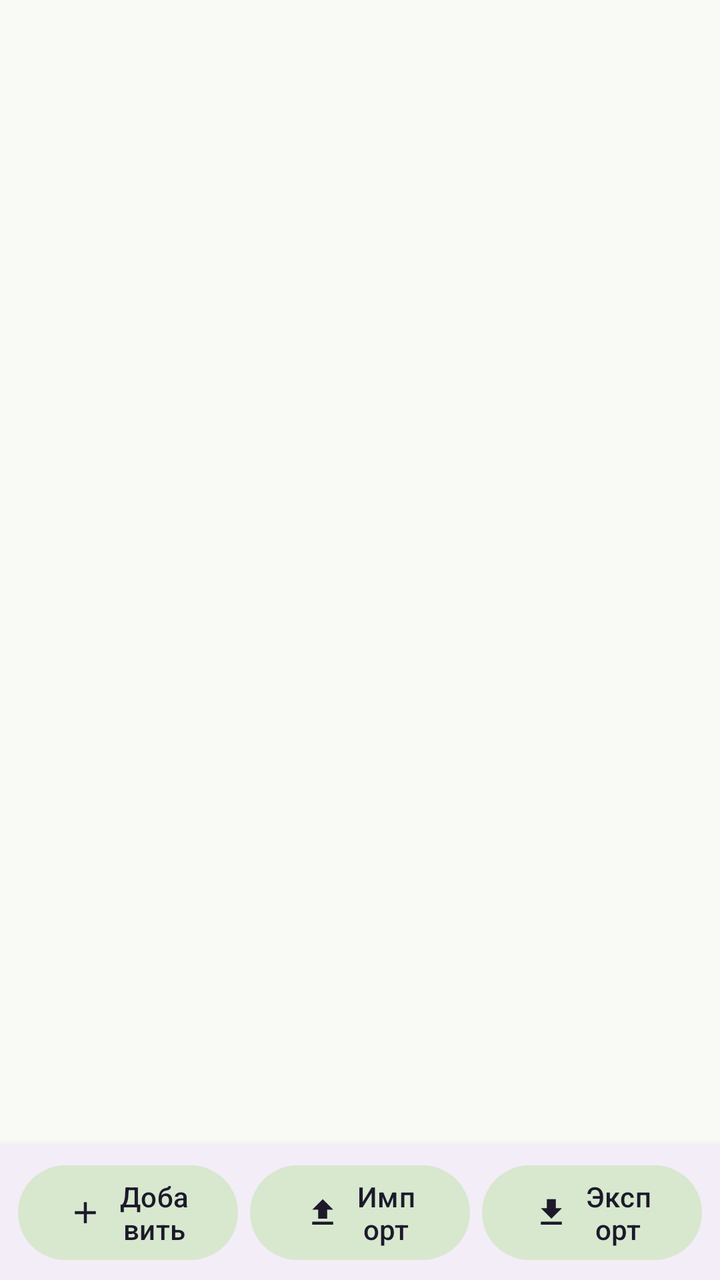
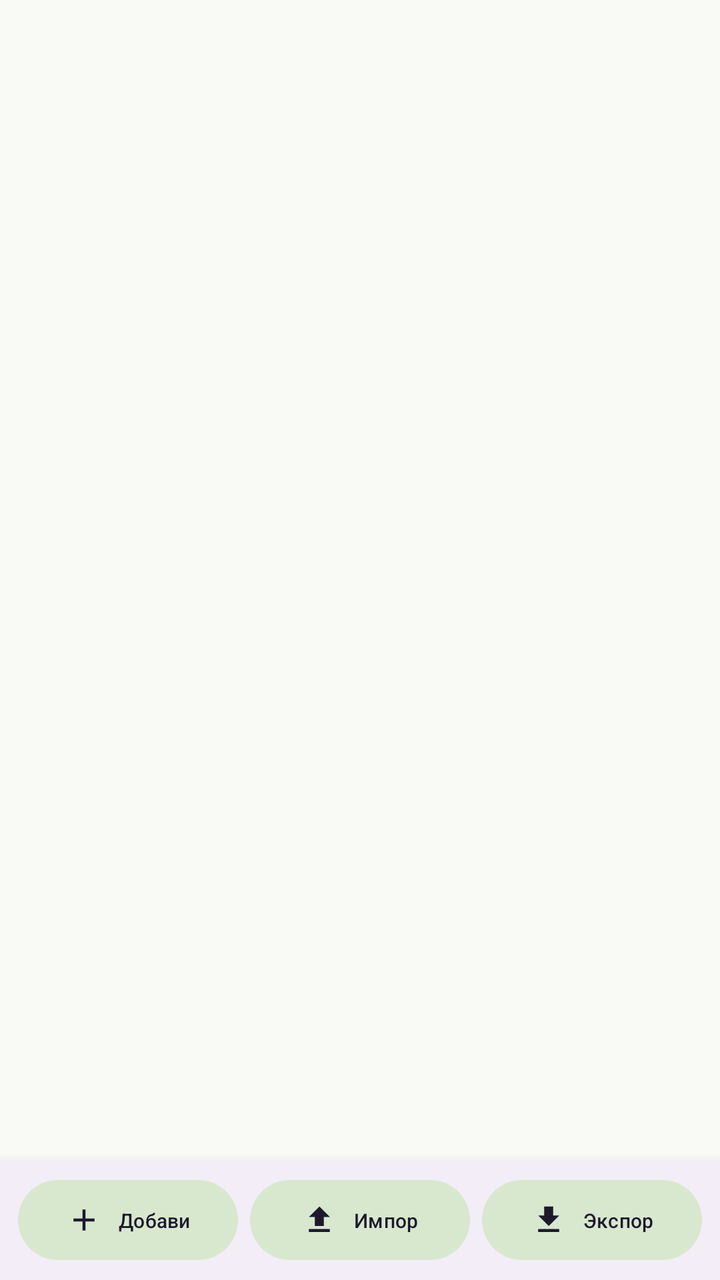

Two renders of the same Android screen: before a commit and after it. Below are the layout's source before the change and the commit's diff.
<!-- AndroidManifest.xml: application theme Theme.MQTTPanel -->
<!-- res/layout/fragment_connection_list.xml -->
<?xml version="1.0" encoding="utf-8"?>
<LinearLayout xmlns:android="http://schemas.android.com/apk/res/android"
    xmlns:app="http://schemas.android.com/apk/res-auto"
    android:layout_width="match_parent"
    android:layout_height="match_parent"
    android:orientation="vertical">

    <FrameLayout
        android:layout_width="match_parent"
        android:layout_height="0dp"
        android:layout_weight="1">

        <androidx.recyclerview.widget.RecyclerView
            android:id="@+id/recycler_connections"
            android:layout_width="match_parent"
            android:layout_height="match_parent"
            android:clipToPadding="false"
            android:padding="12dp" />

        <TextView
            android:id="@+id/tv_empty"
            android:layout_width="match_parent"
            android:layout_height="wrap_content"
            android:layout_marginTop="48dp"
            android:gravity="center"
            android:padding="32dp"
            android:text="@string/connection_list_empty"
            android:textSize="16sp"
            android:visibility="gone" />

    </FrameLayout>

    <LinearLayout
        android:layout_width="match_parent"
        android:layout_height="wrap_content"
        android:background="?attr/colorSurfaceContainer"
        android:elevation="8dp"
        android:orientation="horizontal"
        android:padding="6dp">

        <com.google.android.material.button.MaterialButton
            android:id="@+id/btn_add"
            style="@style/Widget.Material3.Button.TonalButton"
            android:layout_width="0dp"
            android:layout_height="wrap_content"
            android:layout_weight="1"
            android:layout_marginHorizontal="3dp"
            android:text="@string/btn_add"
            android:contentDescription="@string/add_connection"
            app:icon="@drawable/ic_add"
            app:iconGravity="textStart" />

        <com.google.android.material.button.MaterialButton
            android:id="@+id/btn_import"
            style="@style/Widget.Material3.Button.TonalButton"
            android:layout_width="0dp"
            android:layout_height="wrap_content"
            android:layout_weight="1"
            android:layout_marginHorizontal="3dp"
            android:text="@string/btn_import"
            android:contentDescription="@string/menu_import"
            app:icon="@drawable/ic_import"
            app:iconGravity="textStart" />

        <com.google.android.material.button.MaterialButton
            android:id="@+id/btn_export"
            style="@style/Widget.Material3.Button.TonalButton"
            android:layout_width="0dp"
            android:layout_height="wrap_content"
            android:layout_weight="1"
            android:layout_marginHorizontal="3dp"
            android:text="@string/btn_export"
            android:contentDescription="@string/menu_export"
            app:icon="@drawable/ic_export"
            app:iconGravity="textStart" />

    </LinearLayout>

</LinearLayout>
<!-- resources referenced by this layout -->
<resources>
  <!-- drawable ic_add (drawable) -->
  <?xml version="1.0" encoding="utf-8"?>
  <vector xmlns:android="http://schemas.android.com/apk/res/android"
      android:width="24dp"
      android:height="24dp"
      android:viewportWidth="24"
      android:viewportHeight="24"
      android:tint="?attr/colorControlNormal">
      <path
          android:fillColor="#FF000000"
          android:pathData="M19,13h-6v6h-2v-6H5v-2h6V5h2v6h6v2z" />
  </vector>
  <!-- drawable ic_export (drawable) -->
  <?xml version="1.0" encoding="utf-8"?>
  <vector xmlns:android="http://schemas.android.com/apk/res/android"
      android:width="24dp"
      android:height="24dp"
      android:viewportWidth="24"
      android:viewportHeight="24"
      android:tint="?attr/colorControlNormal">
      <path
          android:fillColor="#FF000000"
          android:pathData="M19,9h-4V3H9v6H5l7,7 7,-7zM5,18v2h14v-2H5z" />
  </vector>
  <!-- drawable ic_import (drawable) -->
  <?xml version="1.0" encoding="utf-8"?>
  <vector xmlns:android="http://schemas.android.com/apk/res/android"
      android:width="24dp"
      android:height="24dp"
      android:viewportWidth="24"
      android:viewportHeight="24"
      android:tint="?attr/colorControlNormal">
      <path
          android:fillColor="#FF000000"
          android:pathData="M9,16h6v-6h4l-7,-7 -7,7h4v6zM5,18h14v2H5v-2z" />
  </vector>
  <string name="add_connection">Добавить</string>
  <string name="btn_add">Добавить</string>
  <string name="btn_export">Экспорт</string>
  <string name="btn_import">Импорт</string>
  <string name="connection_list_empty">Нет подключений. Нажмите +, чтобы добавить.</string>
  <string name="menu_export">Экспорт настроек</string>
  <string name="menu_import">Импорт настроек</string>
  <style name="Theme.MQTTPanel" parent="Theme.Material3.Light.NoActionBar">
          <item name="colorPrimary">@color/md_theme_primary</item>
          <item name="colorOnPrimary">@color/md_theme_onPrimary</item>
          <item name="colorPrimaryContainer">@color/md_theme_primaryContainer</item>
          <item name="colorSecondary">@color/md_theme_secondary</item>
          <item name="colorOnSecondary">@color/md_theme_onSecondary</item>
          <item name="colorSecondaryContainer">@color/md_theme_secondaryContainer</item>
          <item name="android:colorBackground">@color/md_theme_surface</item>
          <item name="colorSurface">@color/md_theme_surface</item>
          <item name="colorOnSurface">@color/md_theme_onSurface</item>
          <item name="colorError">@color/md_theme_error</item>
          <item name="android:statusBarColor">?attr/colorPrimaryContainer</item>
      </style>
  <color name="md_theme_primary">#386A36</color>
  <color name="md_theme_onPrimary">#FFFFFF</color>
  <color name="md_theme_primaryContainer">#B9F3B2</color>
  <color name="md_theme_secondary">#54634F</color>
  <color name="md_theme_onSecondary">#FFFFFF</color>
  <color name="md_theme_secondaryContainer">#D7E8CF</color>
  <color name="md_theme_surface">#F9FAF6</color>
  <color name="md_theme_onSurface">#191C1A</color>
  <color name="md_theme_error">#BA1A1A</color>
</resources>

<!-- the commit's change to res/layout/fragment_connection_list.xml (unified diff, before → after) -->
@@ -48,7 +48,12 @@
             android:text="@string/btn_add"
             android:contentDescription="@string/add_connection"
             app:icon="@drawable/ic_add"
-            app:iconGravity="textStart" />
+            app:iconGravity="textStart"
+            android:maxLines="1"
+            android:autoSizeTextType="uniform"
+            android:autoSizeMinTextSize="10sp"
+            android:autoSizeMaxTextSize="14sp"
+            android:autoSizeStepGranularity="0.5sp" />
 
         <com.google.android.material.button.MaterialButton
             android:id="@+id/btn_import"
@@ -60,7 +65,12 @@
             android:text="@string/btn_import"
             android:contentDescription="@string/menu_import"
             app:icon="@drawable/ic_import"
-            app:iconGravity="textStart" />
+            app:iconGravity="textStart"
+            android:maxLines="1"
+            android:autoSizeTextType="uniform"
+            android:autoSizeMinTextSize="10sp"
+            android:autoSizeMaxTextSize="14sp"
+            android:autoSizeStepGranularity="0.5sp" />
 
         <com.google.android.material.button.MaterialButton
             android:id="@+id/btn_export"
@@ -72,7 +82,12 @@
             android:text="@string/btn_export"
             android:contentDescription="@string/menu_export"
             app:icon="@drawable/ic_export"
-            app:iconGravity="textStart" />
+            app:iconGravity="textStart"
+            android:maxLines="1"
+            android:autoSizeTextType="uniform"
+            android:autoSizeMinTextSize="10sp"
+            android:autoSizeMaxTextSize="14sp"
+            android:autoSizeStepGranularity="0.5sp" />
 
     </LinearLayout>
 
